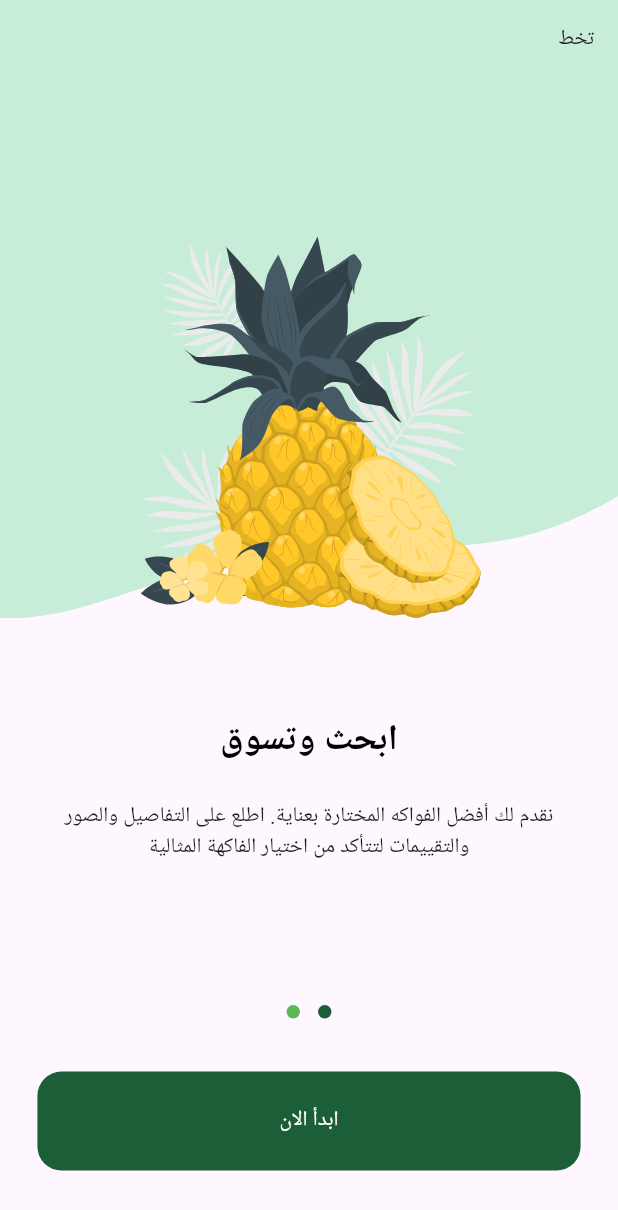
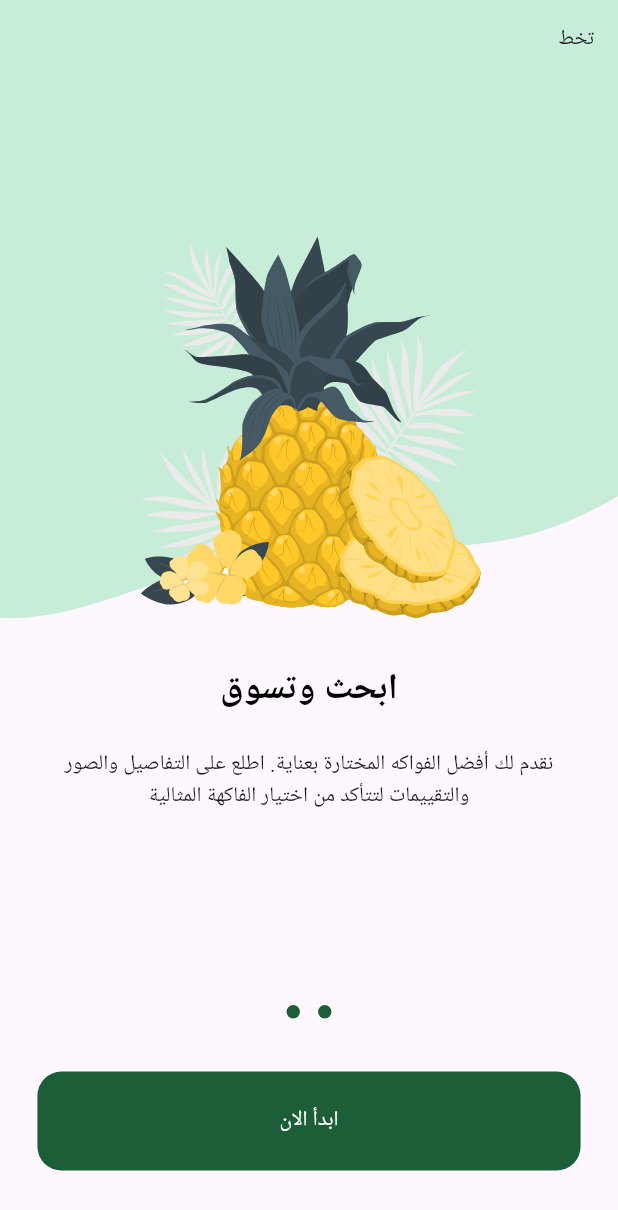
Before and after one commit to Hazem584/Fruits-Hub, a Flutter app: the screen it shows after launch, swiped to page 2, on a phone screen of 412 x 824 dp. Shown: the top 1210 px of the screen. Run offline on Flutter 3.47's test engine with Material 3 defaults, Android fonts, the phone set to English and light mode, and no system bars; drawn by our look-alikes of dots_indicator; our stand-ins replace flutter_screenutil, flutter_svg; Roboto replaces fonts that are missing (Cairo).

Commit message:
Refactor onboarding components to use PageController and manage visibility of buttons based on current page

```diff
--- a/lib/features/onbording/ui/widgets/on_boarding_page_view.dart
+++ b/lib/features/onbording/ui/widgets/on_boarding_page_view.dart
@@ -3,13 +3,16 @@ import 'package:fruits_e_commerce/core/utils/app_images.dart';
 import 'package:fruits_e_commerce/features/onbording/ui/widgets/page_view_item.dart';
 
 class OnBoardingPageView extends StatelessWidget {
-  const OnBoardingPageView({super.key});
+  const OnBoardingPageView({super.key, required this.pageController});
+  final PageController pageController;
 
   @override
   Widget build(BuildContext context) {
     return PageView(
+      controller: pageController,
       children: [
         PageViewItem(
+          isVisble: (pageController.hasClients ? pageController.page!.round()==0 : false),
           image: Assets.imagesPageViewItem1Image,
           backgroundImage: Assets.imagesPageViewItem1Background,
           title: Row(
@@ -20,6 +23,7 @@ class OnBoardingPageView extends StatelessWidget {
               "اكتشف تجربة تسوق فريدة مع FruitHUB. استكشف مجموعتنا الواسعة من الفواكه الطازجة الممتازة واحصل على أفضل العروض والجودة العالية.",
         ),
         PageViewItem(
+          isVisble:(pageController.hasClients ? pageController.page!.round()==1 : false),
           image: Assets.imagesPageViewItem2Image,
           backgroundImage: Assets.imagesPageViewItem2Background,
           title: Row(
--- a/lib/features/onbording/ui/widgets/on_boarding_view_body.dart
+++ b/lib/features/onbording/ui/widgets/on_boarding_view_body.dart
@@ -6,24 +6,55 @@ import 'package:fruits_e_commerce/core/theming/app_colors.dart';
 import 'package:fruits_e_commerce/core/widgets/app_text_button.dart';
 import 'package:fruits_e_commerce/features/onbording/ui/widgets/on_boarding_page_view.dart';
 
-class OnBoardingViewBody extends StatelessWidget {
+class OnBoardingViewBody extends StatefulWidget {
   const OnBoardingViewBody({super.key});
+
+  @override
+  State<OnBoardingViewBody> createState() => _OnBoardingViewBodyState();
+}
+
+class _OnBoardingViewBodyState extends State<OnBoardingViewBody> {
+  late PageController pageController;
+  var currentPage = 0;
+
+  @override
+  void initState() {
+    pageController = PageController();
+    pageController.addListener(() {
+      setState(() {
+        currentPage = pageController.page!.round();
+      });
+    });
+    super.initState();
+  }
+
+  @override
+  void dispose() {
+    pageController.dispose();
+    super.dispose();
+  }
 
   @override
   Widget build(BuildContext context) {
     return Column(
       children: [
-        Expanded(child: OnBoardingPageView()),
+        Expanded(child: OnBoardingPageView(pageController: pageController)),
         DotsIndicator(
           dotsCount: 2,
-          position: 0,
           decorator: DotsDecorator(
             activeColor: AppColors.primaryColor,
-            color: AppColors.secondaryColor,
+            color: currentPage == 1
+                ? AppColors.primaryColor
+                : AppColors.primaryColor.withOpacity(0.5),
           ),
         ),
         verticalSpace(29),
-        AppTextButton(
+        Visibility(
+          visible: currentPage == 1 ? true : false,
+          maintainSize: true,
+          maintainAnimation: true,
+          maintainState: true,
+          child: AppTextButton(
             buttonWidth: 300.w,
             buttonHeight: 65.h,
             buttonText: "ابدأ الان",
@@ -34,6 +65,7 @@ class OnBoardingViewBody extends StatelessWidget {
             verticalPadding: 15,
             horizontalPadding: 48,
           ),
+        ),
         verticalSpace(43),
       ],
     );
--- a/lib/features/onbording/ui/widgets/page_view_item.dart
+++ b/lib/features/onbording/ui/widgets/page_view_item.dart
@@ -9,10 +9,12 @@ class PageViewItem extends StatelessWidget {
     required this.backgroundImage,
     required this.title,
     required this.subTitle,
+    required this.isVisble,
   });
   final String image, backgroundImage;
   final Widget title;
   final String subTitle;
+  final bool isVisble;
   @override
   Widget build(BuildContext context) {
     return SafeArea(
@@ -32,21 +34,23 @@ class PageViewItem extends StatelessWidget {
                   right: 0,
                   child: SvgPicture.asset(image),
                 ),
-                Padding(
-                  padding: const EdgeInsets.all(16.0),
-                  child: Text("تخط"),
+                Visibility(
+                  visible: isVisble,
+                  child: Padding(
+                    padding: const EdgeInsets.all(16.0),
+                    child: Text("تخط"),
+                  ),
                 ),
               ],
             ),
           ),
-          verticalSpace(64),
+          verticalSpace(30),
           title,
           verticalSpace(24),
           Padding(
             padding: const EdgeInsets.symmetric(horizontal: 16.0),
             child: Text(subTitle, textAlign: TextAlign.center),
           ),
-
         ],
       ),
     );
```
Lines whose indentation alone changed are shown as unchanged.
